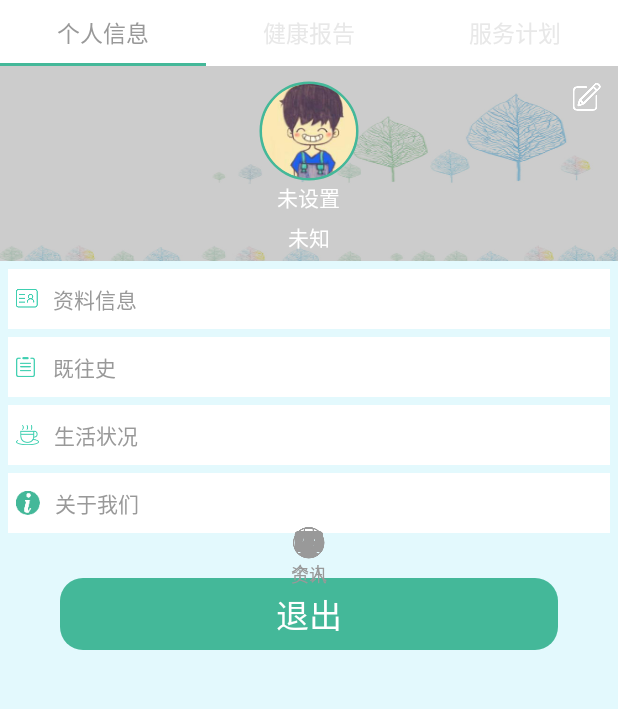
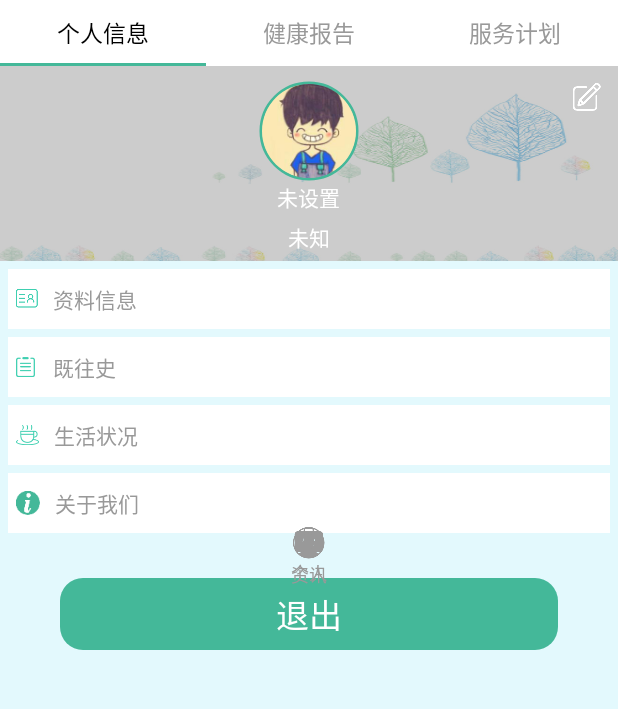
Before and after one commit to faha1995/TheHealthy, an Android app: the screen it shows after launch (MainActivity), on a phone screen of 412 x 824 dp, the part 123-832 px from its top. Run offline under Robolectric (Android 15) with nearby library versions, the phone set to English and light mode, and no system bars; our stand-ins replace EventBus, Volley; Roboto replaces fonts that are not available here.

Commit message:
增加了服务计划是否过期的标签

```diff
--- a/app/src/main/java/com/example/administrator/thehealthy/adapter/ServicePlanAdapter.java
+++ b/app/src/main/java/com/example/administrator/thehealthy/adapter/ServicePlanAdapter.java
@@ -1,6 +1,7 @@
 package com.example.administrator.thehealthy.adapter;
 
 import android.content.Context;
+import android.text.format.Time;
 import android.util.Log;
 import android.view.LayoutInflater;
 import android.view.View;
@@ -12,6 +13,7 @@ import android.widget.TextView;
 
 import com.example.administrator.thehealthy.R;
 import com.example.administrator.thehealthy.entity.PlanEntity;
+import com.example.administrator.thehealthy.tools.ChangeString;
 
 import java.util.List;
 
@@ -23,13 +25,20 @@ public class ServicePlanAdapter extends BaseExpandableListAdapter {
     private List<String> groups;
     private List<List<PlanEntity>> childs;
     private Context context;
+    private int nowYear, nowMonth, nowDate;
+    private Time time;
+
 
     public ServicePlanAdapter(Context context, List<String> groups, List<List<PlanEntity>> childs) {
         this.groups = groups;
         this.childs = childs;
         this.context = context;
+        time = new Time("GMT+8:00");
+        time.setToNow();
+        nowYear = time.year;
+        nowMonth = time.month + 1;
+        nowDate = time.monthDay;
     }
-
 
 
     // 同时添加groups 和 childs 的集合
@@ -103,6 +112,7 @@ public class ServicePlanAdapter extends BaseExpandableListAdapter {
         }
         groupViewHolder.groupText.setText(groups.get(groupPosition));
 
+
         return convertView;
     }
 
@@ -121,11 +131,27 @@ public class ServicePlanAdapter extends BaseExpandableListAdapter {
         } else {
             childViewHolder = (ChildViewHolder) convertView.getTag();
         }
+        Log.i("int","----> int " + ChangeString.planStatus(childs.get(groupPosition).get(childPosition).getNext_date(),
+                nowYear, nowMonth, nowDate));
+        switch (ChangeString.Count(childs.get(groupPosition).get(childPosition).getNext_date(),
+                nowYear, nowMonth, nowDate)) {
 
+            case 1:
+                childViewHolder.statusText.setText("未过期");
+                childViewHolder.statusText.setBackgroundResource(R.drawable.service_plan_child_status_text_background_green);
+                break;
+            case 2:
+                childViewHolder.statusText.setText("快过期");
+                childViewHolder.statusText.setBackgroundResource(R.drawable.service_plan_child_status_text_background_yellow);
+                break;
+            case 3:
+                childViewHolder.statusText.setText("过期");
+                childViewHolder.statusText.setBackgroundResource(R.drawable.service_plan_child_status_text_background_red);
+                break;
+        }
         childViewHolder.titleText.setText(childs.get(groupPosition)
                 .get(childPosition).getService_item());
-        childViewHolder.statusText.setText(childs.get(groupPosition)
-                .get(childPosition).getStatus());
+
         childViewHolder.dateText.setText(childs.get(groupPosition)
                 .get(childPosition).getNext_date());
 
--- /dev/null
+++ b/app/src/main/res/drawable/service_plan_child_status_text_background_green.xml
@@ -0,0 +1,7 @@
+<?xml version="1.0" encoding="utf-8"?>
+<shape xmlns:android="http://schemas.android.com/apk/res/android"
+    android:layout_width="match_parent"
+    android:layout_height="match_parent">
+    <solid android:color="#2add9c"/>
+<corners android:radius="5dp"/>
+</shape>
--- /dev/null
+++ b/app/src/main/res/drawable/service_plan_child_status_text_background_red.xml
@@ -0,0 +1,7 @@
+<?xml version="1.0" encoding="utf-8"?>
+<shape xmlns:android="http://schemas.android.com/apk/res/android"
+    android:layout_width="match_parent"
+    android:layout_height="match_parent">
+    <solid android:color="#FFF35336"/>
+<corners android:radius="5dp"/>
+</shape>
--- /dev/null
+++ b/app/src/main/res/drawable/service_plan_child_status_text_background_yellow.xml
@@ -0,0 +1,7 @@
+<?xml version="1.0" encoding="utf-8"?>
+<shape xmlns:android="http://schemas.android.com/apk/res/android"
+    android:layout_width="match_parent"
+    android:layout_height="match_parent">
+    <solid android:color="#FFF143"/>
+<corners android:radius="5dp"/>
+</shape>
--- a/app/src/main/res/layout/fragment_personal.xml
+++ b/app/src/main/res/layout/fragment_personal.xml
@@ -19,8 +19,8 @@
             android:layout_weight="1"
             app:tabTextAppearance="@style/MyTabLayoutTextAppearanceInverse"
             app:tabIndicatorColor="@color/mainColor"
-            app:tabSelectedTextColor="@color/secondaryColor"
-            app:tabTextColor="@color/tabwidgetSecondColor"
+            app:tabSelectedTextColor="@color/tablayout_selected_color"
+            app:tabTextColor="@color/secondaryColor"
             android:background="@color/colorWhite"/>
 
         <android.support.v4.view.ViewPager
--- a/app/src/main/res/values/colors.xml
+++ b/app/src/main/res/values/colors.xml
@@ -12,5 +12,6 @@
     <color name="bg">#FFFFFFFF</color>
     <color name="colorF0">#FFF0F0F0</color>
     <color name="health_infor_nameTextColor">#FF000000</color>
+    <color name="tablayout_selected_color">#FF000000</color>
 
 </resources>
```
Also changed, not shown: app/src/main/java/com/example/administrator/thehealthy/tools/ChangeString.java (+159 -11 lines), app/src/main/res/layout/service_plan_child_item.xml (+17 -10 lines).
